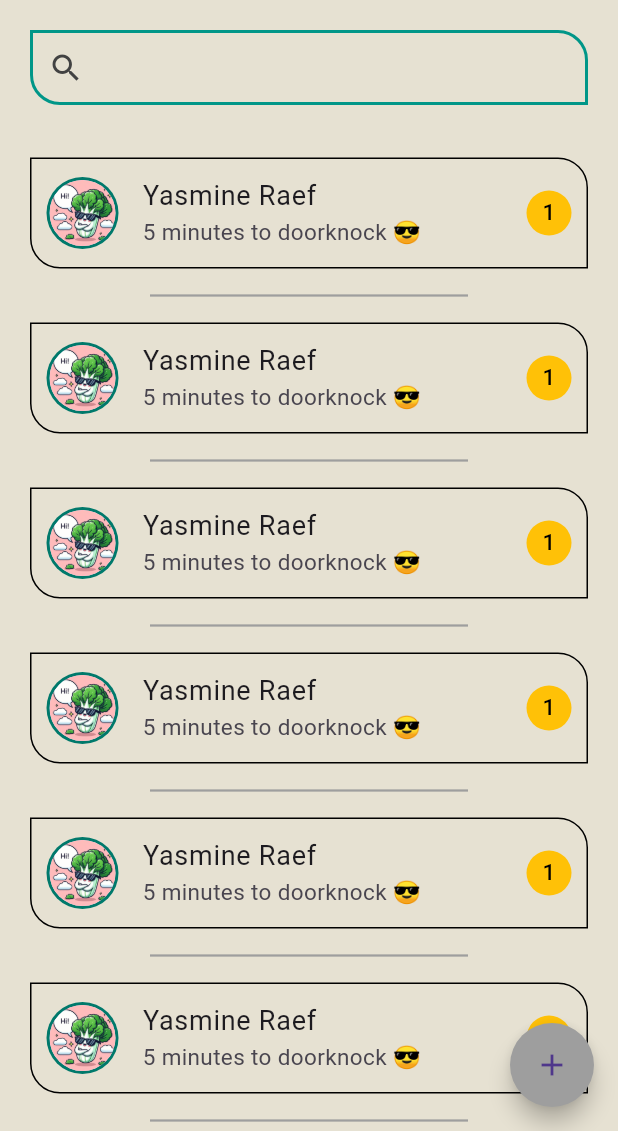
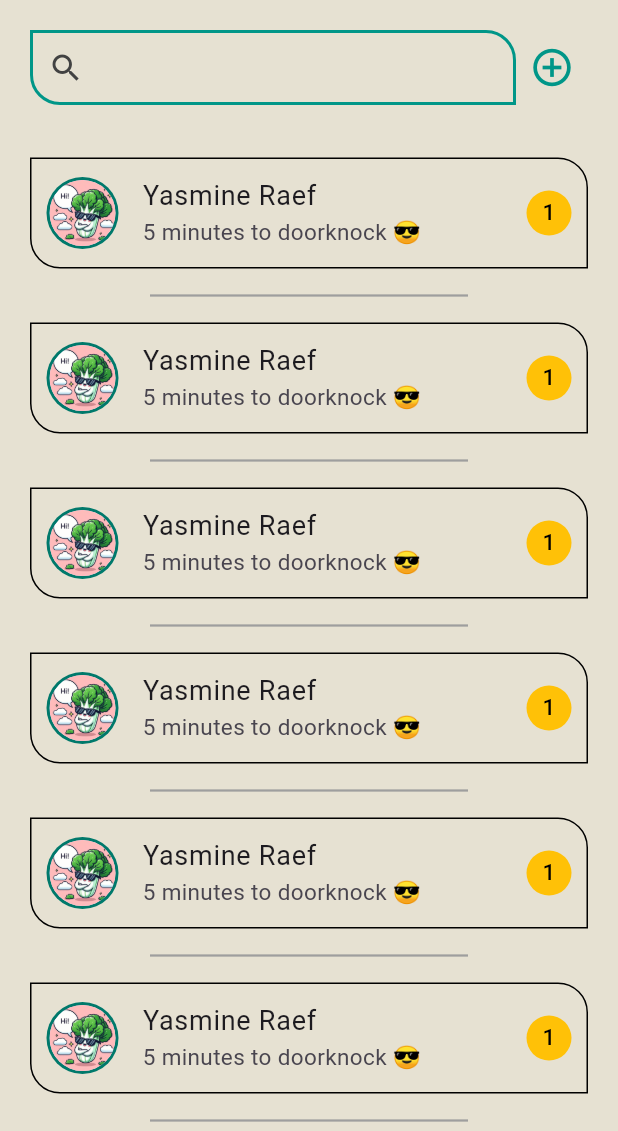
Before and after one commit to YasmineRaef/Chatting_App, a Flutter app: the screen it shows after launch, on a phone screen of 412 x 824 dp, the part 105-1236 px from its top. Run offline on Flutter 3.47's test engine with Material 3 defaults, Android fonts, the phone set to English and light mode, and no system bars; our stand-ins replace chat_bubbles, emoji_picker_flutter, flutter_contacts, gap, get, get_storage and 5 more; accounts and stored records are empty.

Commit message:
Add "Add New Contact" feature and update navigation routes

```diff
--- a/lib/presentation/resources/app_routes.dart
+++ b/lib/presentation/resources/app_routes.dart
@@ -1,3 +1,4 @@
+import 'package:chat_app/presentation/screens/add_new_contact.dart';
 import 'package:chat_app/presentation/screens/splash_screen.dart';
 import 'package:get/get.dart';
 
@@ -22,6 +23,8 @@ class NamedRoutes {
   static const profileScreen = "/profile";
   static const settingsScreen = "/settings";
   static const chattingScreen = "/chatting";
+
+  static const addNewContact = "/addNewContact";
 }
 
 class GeneratedRoutes {
@@ -38,6 +41,8 @@ class GeneratedRoutes {
       GetPage(name: NamedRoutes.profileScreen, page: () => ProfileScreen()),
       GetPage(name: NamedRoutes.settingsScreen, page: () => const SettingsScreen()),
       GetPage(name: NamedRoutes.chattingScreen, page: () => const ChattingScreen()),
+
+      GetPage(name: NamedRoutes.addNewContact, page: () => const AddNewContact())
     ];
   }
 }
--- a/lib/presentation/screens/chats_screen.dart
+++ b/lib/presentation/screens/chats_screen.dart
@@ -1,11 +1,11 @@
 import 'package:flutter/material.dart';
 import 'package:gap/gap.dart';
+import 'package:get/get.dart';
 
 import '../resources/app_routes.dart';
 import '../widgets/chatter.dart';
 import '../widgets/custom_divider.dart';
 import '../widgets/custom_screen.dart';
-import 'add_new_contact.dart';
 
 class ChatsScreen extends StatefulWidget {
   const ChatsScreen({super.key});
@@ -21,24 +21,6 @@ class _ChatsScreenState extends State<ChatsScreen> {
       pageTitle: "appName",
       appBarIcon: Icons.settings,
       directedPage: NamedRoutes.settingsScreen,
-      hasFloatingActionButton: FloatingActionButton(
-        onPressed: () {
-          showModalBottomSheet(
-            isScrollControlled: true,
-            backgroundColor: Colors.brown[100],
-            context: context,
-            builder: (context) {
-              return Padding(
-                padding: EdgeInsets.only(bottom: MediaQuery.of(context).viewInsets.bottom),
-                child: AddNewContact(),
-              );
-            },
-          );
-        },
-        backgroundColor: Colors.grey,
-        shape: CircleBorder(),
-        child: Icon(Icons.add),
-      ),
       contentBody: SingleChildScrollView(
         child: Padding(
           padding: const EdgeInsets.symmetric(horizontal: 20, vertical: 10),
@@ -48,15 +30,9 @@ class _ChatsScreenState extends State<ChatsScreen> {
               _buildSearchBox(),
               const Gap(35),
               ListView.separated(
-                itemCount: names.length + 10,
+                itemCount: 10,
                 shrinkWrap: true,
-                itemBuilder: (_, index) {
-                  if (index < names.length) {
-                    return names[index];
-                  } else {
-                    return const Chatter(contactName: "Yasmine Raef", lastMsg: "5 minutes to doorknock 😎");
-                  }
-                },
+                itemBuilder: (_, __) => const Chatter(),
                 physics: const NeverScrollableScrollPhysics(),
                 separatorBuilder: (_, __) => const CustomDivider(),
               )
@@ -68,17 +44,25 @@ class _ChatsScreenState extends State<ChatsScreen> {
   }
 
   Widget _buildSearchBox() {
-    return TextField(
+    return Row(
+      children: [
+        Expanded(
+          child: TextField(
             cursorHeight: 18,
             cursorColor: Colors.black,
             style: TextStyle(color: Colors.black, fontSize: 20),
             decoration: InputDecoration(
               filled: false,
               prefixIcon: Icon(Icons.search),
-        border: const OutlineInputBorder(borderRadius: BorderRadius.all(Radius.circular(20)), borderSide: BorderSide(color: Colors.teal, width: 2)),
+              border:
+                  const OutlineInputBorder(borderRadius: BorderRadius.all(Radius.circular(20)), borderSide: BorderSide(color: Colors.teal, width: 2)),
               focusedBorder:
                   const OutlineInputBorder(borderRadius: BorderRadius.all(Radius.circular(20)), borderSide: BorderSide(color: Colors.teal, width: 2)),
             ),
+          ),
+        ),
+        IconButton(onPressed: () => Get.offNamed(NamedRoutes.addNewContact), icon: Icon(Icons.add_circle_outline, color: Colors.teal, size: 30)),
+      ],
     );
   }
 }
--- a/lib/presentation/screens/profile_screen.dart
+++ b/lib/presentation/screens/profile_screen.dart
@@ -18,7 +18,6 @@ class ProfileScreen extends StatelessWidget {
       pageTitle: "profile",
       appBarIcon: Icons.arrow_back,
       directedPage: NamedRoutes.chatsScreen,
-      hasFloatingActionButton: null,
       contentBody: SingleChildScrollView(
         child: Padding(
           padding: EdgeInsets.all(10),
--- a/lib/presentation/screens/settings_screen.dart
+++ b/lib/presentation/screens/settings_screen.dart
@@ -16,7 +16,6 @@ class SettingsScreen extends StatelessWidget {
       pageTitle: "settings",
       appBarIcon: Icons.arrow_back,
       directedPage: NamedRoutes.chatsScreen,
-      hasFloatingActionButton: null,
       contentBody: Center(
         child: Padding(
           padding: EdgeInsets.all(10),
--- a/lib/presentation/widgets/chatter.dart
+++ b/lib/presentation/widgets/chatter.dart
@@ -6,17 +6,15 @@ import '../resources/app_colors.dart';
 import '../resources/app_routes.dart';
 
 class Chatter extends StatelessWidget {
-  final String contactName;
-  final String lastMsg;
-  const Chatter({super.key, required this.contactName, required this.lastMsg});
+  const Chatter({super.key});
 
   @override
   Widget build(BuildContext context) {
     return ListTile(
       contentPadding: EdgeInsets.symmetric(horizontal: 10),
       onTap: () => Get.offNamed(NamedRoutes.chattingScreen),
-      title: Text(contactName, style: TextStyle(fontSize: 18)),
-      subtitle: Text(lastMsg, style: TextStyle(fontSize: 15)),
+      title: Text("Yasmine Raef", style: TextStyle(fontSize: 18)),
+      subtitle: Text("5 minutes to doorknock 😎", style: TextStyle(fontSize: 15)),
       shape: OutlineInputBorder(borderRadius: const BorderRadius.only(topRight: Radius.circular(20), bottomLeft: Radius.circular(20))),
       leading: const CircleAvatar(
           radius: 24, backgroundColor: AppColors.teal700, child: CircleAvatar(radius: 22, backgroundImage: AssetImage(AppAssets.lettuceProfile))),
--- a/lib/presentation/widgets/custom_screen.dart
+++ b/lib/presentation/widgets/custom_screen.dart
@@ -10,15 +10,13 @@ class CustomScreen extends StatelessWidget {
   final Widget contentBody;
   final IconData appBarIcon;
   final String directedPage;
-  final Widget? hasFloatingActionButton;
-  const CustomScreen({super.key, required this.contentBody, required this.appBarIcon, required this.pageTitle, required this.directedPage, required this.hasFloatingActionButton});
+  const CustomScreen({super.key, required this.contentBody, required this.appBarIcon, required this.pageTitle, required this.directedPage});
 
   @override
   Widget build(BuildContext context) {
     return Scaffold(
       body: contentBody,
       appBar: _buildAppBar(context),
-      floatingActionButton: hasFloatingActionButton,
     );
   }
 
```
Also changed, not shown: lib/presentation/screens/add_new_contact.dart (+16 -25 lines), lib/presentation/screens/chatting_screen.dart (+1 -6 lines). Lines whose indentation alone changed are shown as unchanged.
